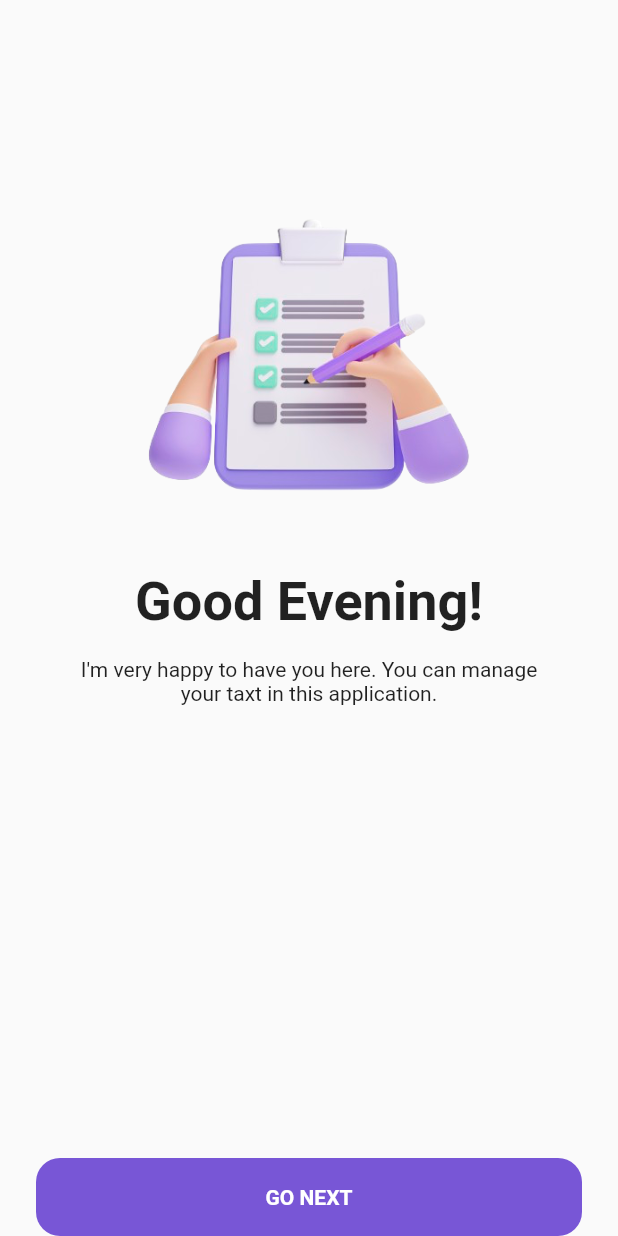
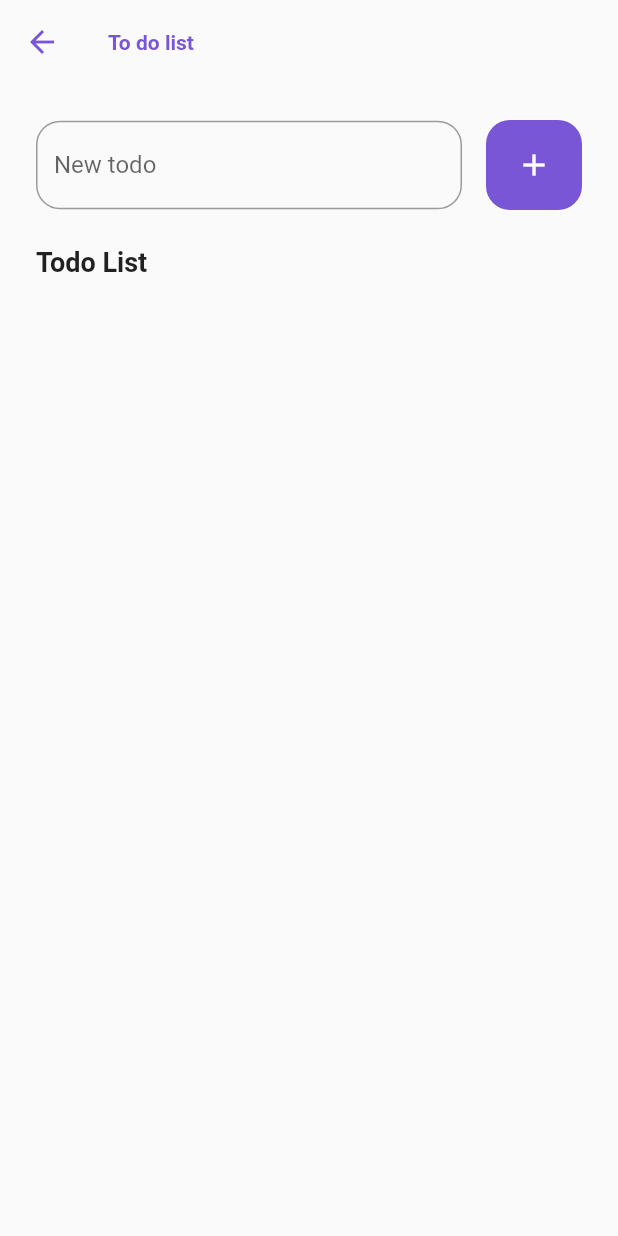
Before and after one commit to latifulfikri/mobile_flutterRouting, a Flutter app: the screen it shows after launch, after a tap on "GO NEXT", on a phone screen of 412 x 824 dp. Run offline on Flutter 3.47's test engine with Material 2 defaults, Android fonts, the phone set to English and light mode, and no system bars; our stand-ins replace go_router.

Commit message:
add second page

```diff
--- /dev/null
+++ b/lib/model/TodoModel.dart
@@ -0,0 +1,15 @@
+class TodoModel {
+  String data;
+  bool done;
+
+  TodoModel({
+    required this.data,
+    required this.done
+  });
+
+  void check() {
+    this.done = !this.done;
+  }
+}
+
+List<TodoModel> todos = [];
--- a/lib/pages/firstPage.dart
+++ b/lib/pages/firstPage.dart
@@ -1,4 +1,5 @@
 import 'package:flutter/material.dart';
+import 'package:go_router/go_router.dart';
 
 class FirstPage extends StatefulWidget {
   const FirstPage({super.key});
@@ -67,7 +68,7 @@ class _FirstPageState extends State<FirstPage> {
                         )
                       ),
                       onPressed: () {
-
+                        context.push('/list');
                       },
                       child: Text("GO NEXT")
                     ),
--- /dev/null
+++ b/lib/pages/secondPage.dart
@@ -0,0 +1,171 @@
+import 'package:flutter/material.dart';
+import 'package:route_flutter/model/TodoModel.dart';
+
+class SecondPage extends StatefulWidget {
+  const SecondPage({super.key});
+
+  @override
+  State<SecondPage> createState() => _SecondPageState();
+}
+
+class _SecondPageState extends State<SecondPage> {
+
+  final todoField = TextEditingController();
+
+  @override
+  Widget build(BuildContext context) {
+    return Scaffold(
+      appBar: AppBar(
+        title: Text("To do list"),
+        elevation: 0,
+        backgroundColor: Theme.of(context).scaffoldBackgroundColor,
+        titleTextStyle: TextStyle(
+          color: Color.fromRGBO(120, 86, 214, 1),
+          fontWeight: FontWeight.bold
+        ),
+        foregroundColor: Color.fromRGBO(120, 86, 214, 1),
+      ),
+      body: SafeArea(
+        child: Column(
+          children: [
+            PageHeader(),
+            Expanded(
+              child: TodoListSection(),
+            )
+          ],
+        )
+      ),
+    );
+  }
+
+  Widget PageHeader() {
+    return Container(
+      padding: EdgeInsets.only(top: 24,left: 24, right: 24),
+      child: Column(
+        children: [
+          Row(
+            children: [
+              Expanded(
+                child: TextField(
+                  controller: todoField,
+                  decoration: InputDecoration(
+                    border: OutlineInputBorder(
+                      borderRadius: BorderRadius.circular(16),
+                    ),
+                    hintText: "New todo",
+                    focusColor: Color.fromRGBO(120, 86, 214, 1),
+                    hoverColor: Color.fromRGBO(120, 86, 214, 1),
+                    focusedBorder: OutlineInputBorder(
+                      borderSide: const BorderSide(color: Color.fromRGBO(120, 86, 214, 1),),
+                      borderRadius: BorderRadius.circular(16)
+                    ),
+                  ),
+                ),
+              ),
+              Padding(padding: EdgeInsets.only(right: 16)),
+              ElevatedButton(
+                style: ElevatedButton.styleFrom(
+                  shape: RoundedRectangleBorder(
+                    borderRadius: BorderRadius.circular(16)
+                  ),
+                  padding: EdgeInsets.all(18),
+                  backgroundColor: Color.fromRGBO(120, 86, 214, 1),
+                  elevation: 0,
+                  shadowColor: Colors.transparent,
+                  textStyle: TextStyle(
+                    fontWeight: FontWeight.bold
+                  )
+                ),
+                onPressed: () {
+                  if (todoField.text != '' && todoField.text != ' ') {
+                    todos.add(TodoModel(data: todoField.text, done: false));
+                    todoField.clear();
+                    setState(() {
+
+                    });
+                  }
+                },
+                child: Icon(Icons.add)
+              ),
+            ],
+          )
+        ],
+      ),
+    );
+  }
+
+  Widget TodoListSection() {
+    return Container(
+      alignment: Alignment.topLeft,
+      padding: EdgeInsets.all(24),
+      child: Column(
+        crossAxisAlignment: CrossAxisAlignment.start,
+        children: [
+          TextHeading("Todo List"),
+          SizedBox(height: 16,),
+          Expanded(
+            child: ListView.builder(
+              itemCount: todos.length,
+              itemBuilder: (context, index) {
+                return TodoItem(todos[index]);
+              }),
+          )
+        ],
+      ),
+    );
+  }
+
+  Widget TextHeading(String text) {
+    return Text(text,
+      style: TextStyle(
+        fontWeight: FontWeight.bold,
+        fontSize: 18,
+      ),
+    );
+  }
+
+  Widget TodoItem(TodoModel todo) {
+    return new Row(
+      children: [
+        Expanded(
+          child: Container(
+            padding: EdgeInsets.all(4),
+            margin: EdgeInsets.only(bottom: 16),
+            decoration: BoxDecoration(
+              borderRadius: BorderRadius.circular(16),
+              border: Border.all(
+                color: Colors.black12
+              )
+            ),
+            child: Row(
+              children: [
+                Checkbox(
+                  value: todo.done,
+                  onChanged: (bool? value){
+                    todo.check();
+                    setState(() {
+
+                    });
+                  }),
+                Expanded(
+                  child: Text(todo.data),
+                ),
+                Padding(padding: EdgeInsets.only(right: 4)),
+                IconButton(
+                  onPressed: (){
+                    todos.remove(todo);
+                    setState(() {
+
+                    });
+                  },
+                  icon: Icon(Icons.delete),
+                  color: Colors.red,
+                )
+              ],
+            ),
+          ),
+        )
+      ],
+    );
+  }
+}
--- a/lib/routes.dart
+++ b/lib/routes.dart
@@ -1,6 +1,7 @@
 import 'package:flutter/material.dart';
 import 'package:go_router/go_router.dart';
 import 'package:route_flutter/pages/firstPage.dart';
+import 'package:route_flutter/pages/secondPage.dart';
 
 class AppNavigation {
 
@@ -21,6 +22,11 @@ class AppNavigation {
       GoRoute(
         path: '/',
         builder: (context, state) => FirstPage(),
+      ),
+      // assign second page
+      GoRoute(
+        path: '/list',
+        builder: (context,state) => SecondPage(),
       )
     ]
   );
```
